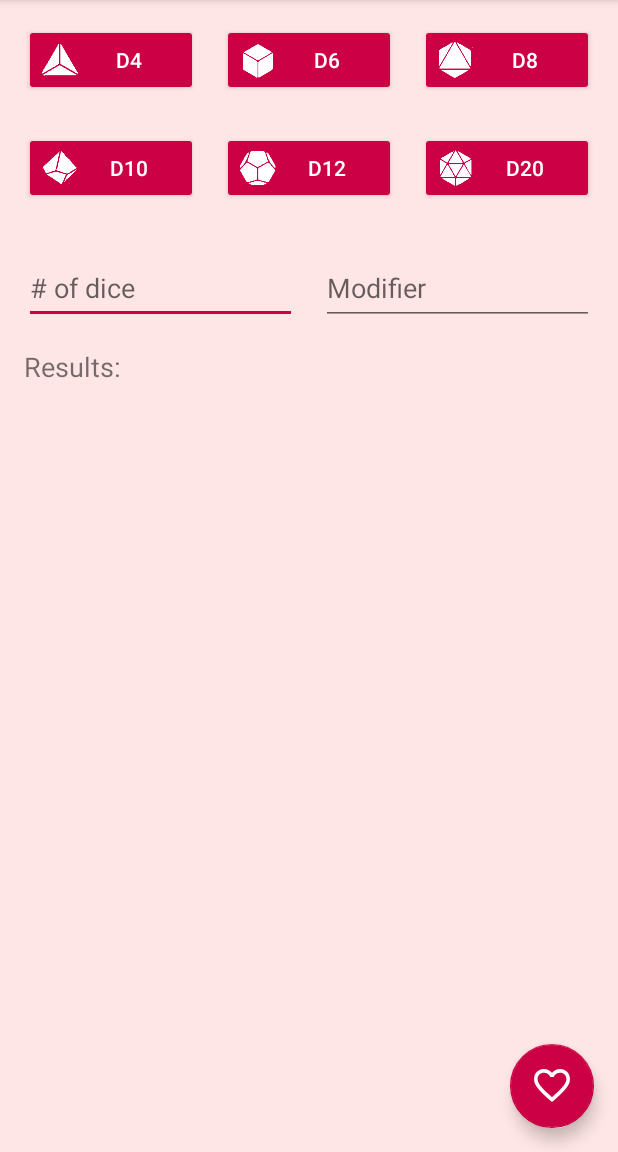
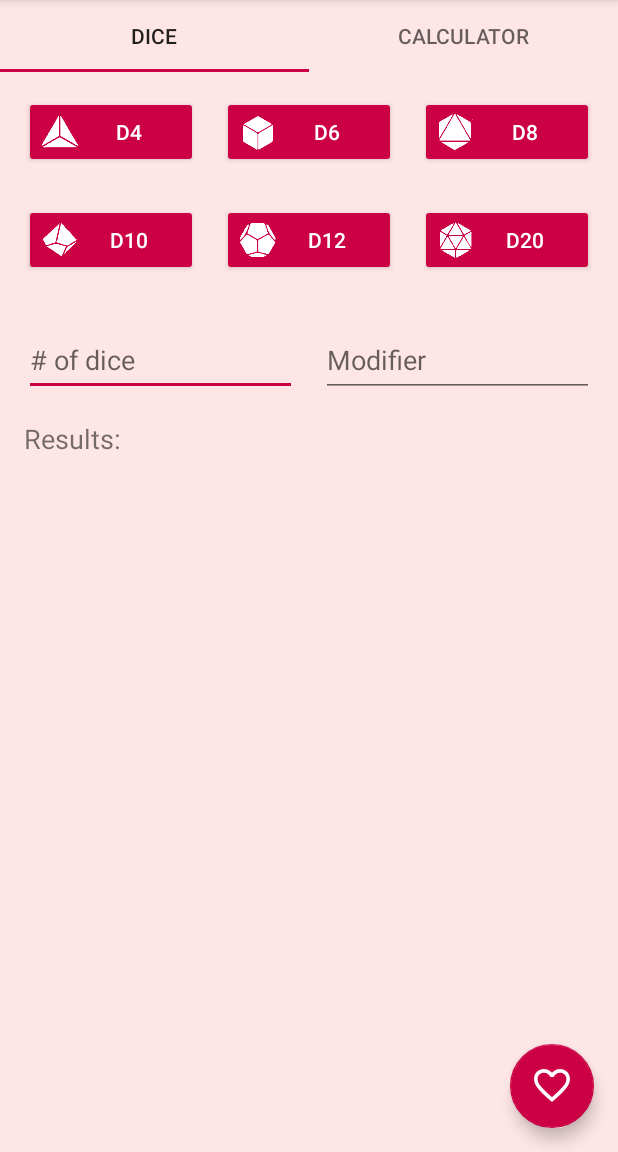
Before and after one commit to 0x65-e/tessera, an Android app: the screen it shows after launch (MainActivity), on a phone screen of 412 x 824 dp, the part 84-1236 px from its top. Run offline under Robolectric (Android 15) with nearby library versions, the phone set to English and light mode, and no system bars.

Commit message:
Added a tab layout to allow for additional expansion

```diff
--- a/app/build.gradle
+++ b/app/build.gradle
@@ -25,6 +25,8 @@ dependencies {
     implementation 'androidx.constraintlayout:constraintlayout:1.1.3'
     implementation 'com.google.android.material:material:1.1.0'
     implementation 'androidx.legacy:legacy-support-v4:1.0.0'
+    implementation 'org.jetbrains:annotations-java5:15.0'
+    implementation 'androidx.viewpager:viewpager:1.0.0'
     testImplementation 'junit:junit:4.12'
     androidTestImplementation 'androidx.test:runner:1.2.0'
     androidTestImplementation 'androidx.test.espresso:espresso-core:3.2.0'
--- a/app/src/main/java/com/arucane/diceroller/MainActivity.java
+++ b/app/src/main/java/com/arucane/diceroller/MainActivity.java
@@ -13,9 +13,12 @@ import android.widget.Toast;
 import androidx.appcompat.app.AppCompatActivity;
 import androidx.appcompat.widget.Toolbar;
 import androidx.preference.PreferenceManager;
+import androidx.viewpager.widget.ViewPager;
 
+import com.arucane.diceroller.fragments.SectionsPagerAdapter;
 import com.google.android.material.floatingactionbutton.FloatingActionButton;
 import com.google.android.material.snackbar.Snackbar;
+import com.google.android.material.tabs.TabLayout;
 
 import java.util.ArrayList;
 import java.util.Arrays;
@@ -33,19 +36,27 @@ public class MainActivity extends AppCompatActivity {
     int customMod = 0;
     String customDiceCode;
 
+    private ViewPager vPager;
+    private TabLayout tabLayout;
+
 
     @Override
     protected void onCreate(Bundle savedInstanceState) {
         super.onCreate(savedInstanceState);
-            setContentView(R.layout.activity_main);
+        setContentView(R.layout.activity_main);
         Toolbar toolbar = findViewById(R.id.toolbar);
         setSupportActionBar(toolbar);
+
+        vPager = findViewById(R.id.pager);
+        tabLayout = findViewById(R.id.tabLayout);
+        vPager.setAdapter(new SectionsPagerAdapter(getSupportFragmentManager()));
+        tabLayout.setupWithViewPager(vPager);
 
         PreferenceManager.setDefaultValues(this, R.xml.preferences, false);
         SharedPreferences sharedPref = PreferenceManager.getDefaultSharedPreferences(this);
         rollHistory = sharedPref.getBoolean(SettingsActivity.ROLL_PREF_SWITCH, false);
         verbose = sharedPref.getBoolean(SettingsActivity.VERBOSE_ROLL_SWITCH, true);
-        if (darkMode ^ sharedPref.getBoolean(SettingsActivity.DARK_MODE_SWITCH, false)) {
+        if (darkMode != sharedPref.getBoolean(SettingsActivity.DARK_MODE_SWITCH, false)) {
             darkMode = sharedPref.getBoolean(SettingsActivity.DARK_MODE_SWITCH, false);
             Toast.makeText(this, "Dark Mode Changed", Toast.LENGTH_SHORT).show();
             switchMode();
@@ -95,7 +106,7 @@ public class MainActivity extends AppCompatActivity {
 
 
 
-        final Button d20 = findViewById(R.id.d20);
+        /*final Button d20 = findViewById(R.id.d20);
         final Button d6 = findViewById(R.id.d6);
         final Button d8 = findViewById(R.id.d8);
         final Button d10 = findViewById(R.id.d10);
@@ -138,7 +149,7 @@ public class MainActivity extends AppCompatActivity {
                     resultsView.setText(out);
                 }
             });
-        }
+        }*/
     }
 
     @Override
--- /dev/null
+++ b/app/src/main/java/com/arucane/diceroller/fragments/CalculatorFragment.java
@@ -0,0 +1,23 @@
+package com.arucane.diceroller.fragments;
+
+import android.os.Bundle;
+import android.view.LayoutInflater;
+import android.view.View;
+import android.view.ViewGroup;
+
+import androidx.annotation.NonNull;
+import androidx.fragment.app.Fragment;
+
+import com.arucane.diceroller.R;
+
+public class CalculatorFragment extends Fragment {
+
+    @Override
+    public View onCreateView(@NonNull LayoutInflater inflater, ViewGroup container, Bundle savedInstanceState) {
+        return inflater.inflate(R.layout.calculator_fragment, container, false);
+    }
+
+    public static Fragment getInstance(int position) {
+        return new CalculatorFragment();
+    }
+}
--- /dev/null
+++ b/app/src/main/java/com/arucane/diceroller/fragments/DiceFragment.java
@@ -0,0 +1,23 @@
+package com.arucane.diceroller.fragments;
+
+import android.os.Bundle;
+import android.view.LayoutInflater;
+import android.view.View;
+import android.view.ViewGroup;
+
+import androidx.annotation.NonNull;
+import androidx.fragment.app.Fragment;
+
+import com.arucane.diceroller.R;
+
+public class DiceFragment extends Fragment {
+
+    @Override
+    public View onCreateView(@NonNull LayoutInflater inflater, ViewGroup container, Bundle savedInstanceState) {
+        return inflater.inflate(R.layout.dice_fragment, container, false);
+    }
+
+    public static Fragment getInstance(int position) {
+        return new DiceFragment();
+    }
+}
--- /dev/null
+++ b/app/src/main/java/com/arucane/diceroller/fragments/SectionsPagerAdapter.java
@@ -0,0 +1,29 @@
+package com.arucane.diceroller.fragments;
+
+import androidx.fragment.app.Fragment;
+import androidx.fragment.app.FragmentManager;
+import androidx.fragment.app.FragmentStatePagerAdapter;
+
+public class SectionsPagerAdapter extends FragmentStatePagerAdapter {
+
+    private String titles[] = {"Dice", "Calculator"};
+
+    public SectionsPagerAdapter(FragmentManager fm) {
+        super(fm, BEHAVIOR_RESUME_ONLY_CURRENT_FRAGMENT); // only the current fragment will be resumed, all other fragments will be stuck at started
+    }
+
+    @Override
+    public Fragment getItem(int position) {
+        if (position == 1) return CalculatorFragment.getInstance(position);
+        return DiceFragment.getInstance(position); // default
+    }
+
+    @Override
+    public int getCount() {
+        return titles.length;
+    }
+
+    public CharSequence getPageTitle(int position) {
+        return titles[position];
+    }
+}
--- a/app/src/main/res/layout/activity_main.xml
+++ b/app/src/main/res/layout/activity_main.xml
@@ -1,5 +1,5 @@
 <?xml version="1.0" encoding="utf-8"?>
-<androidx.coordinatorlayout.widget.CoordinatorLayout xmlns:android="http://schemas.android.com/apk/res/android"
+<androidx.constraintlayout.widget.ConstraintLayout xmlns:android="http://schemas.android.com/apk/res/android"
     xmlns:app="http://schemas.android.com/apk/res-auto"
     xmlns:tools="http://schemas.android.com/tools"
     android:layout_width="match_parent"
@@ -9,6 +9,8 @@
     <com.google.android.material.appbar.AppBarLayout
         android:layout_width="match_parent"
         android:layout_height="wrap_content"
+        android:id="@+id/appBar"
+        app:layout_constraintTop_toTopOf="parent"
         android:theme="@style/AppThemeRed.AppBarOverlay">
 
         <androidx.appcompat.widget.Toolbar
@@ -20,14 +22,28 @@
 
     </com.google.android.material.appbar.AppBarLayout>
 
-    <include layout="@layout/content_main" />
+    <com.google.android.material.tabs.TabLayout
+        android:layout_width="match_parent"
+        android:layout_height="wrap_content"
+        android:id="@+id/tabLayout"
+        app:layout_constraintTop_toBottomOf="@id/appBar" />
+
+    <!--<include layout="@layout/dice_fragment" />-->
+    <androidx.viewpager.widget.ViewPager
+        android:id="@+id/pager"
+        app:layout_constraintTop_toBottomOf="@id/tabLayout"
+        app:layout_constraintBottom_toBottomOf="parent"
+        android:layout_width="match_parent"
+        android:layout_height="0dp" />
 
     <com.google.android.material.floatingactionbutton.FloatingActionButton
         android:id="@+id/fab"
         android:layout_width="wrap_content"
         android:layout_height="wrap_content"
         android:layout_gravity="bottom|end"
+        app:layout_constraintBottom_toBottomOf="parent"
+        app:layout_constraintRight_toRightOf="parent"
         android:layout_margin="@dimen/fab_margin"
         android:src="@drawable/heart" />
 
-</androidx.coordinatorlayout.widget.CoordinatorLayout>
+</androidx.constraintlayout.widget.ConstraintLayout>
--- /dev/null
+++ b/app/src/main/res/layout/calculator_fragment.xml
@@ -0,0 +1,12 @@
+<?xml version="1.0" encoding="utf-8"?>
+<androidx.constraintlayout.widget.ConstraintLayout
+    xmlns:android="http://schemas.android.com/apk/res/android"
+    android:layout_width="match_parent"
+    android:layout_height="match_parent" >
+
+    <TextView
+        android:layout_width="match_parent"
+        android:layout_height="match_parent"
+        android:text="@string/test" />
+
+</androidx.constraintlayout.widget.ConstraintLayout>
--- a/app/src/main/res/layout/content_main.xml
+++ b/app/src/main/res/layout/dice_fragment.xml
@@ -3,10 +3,7 @@
     xmlns:app="http://schemas.android.com/apk/res-auto"
     xmlns:tools="http://schemas.android.com/tools"
     android:layout_width="match_parent"
-    android:layout_height="match_parent"
-    app:layout_behavior="@string/appbar_scrolling_view_behavior"
-    tools:context=".MainActivity"
-    tools:showIn="@layout/activity_main">
+    android:layout_height="match_parent">
 
     <Button style="@style/Widget.AppCompat.Button.Colored"
         android:id="@+id/d4"
@@ -20,7 +17,8 @@
         app:layout_constraintHorizontal_bias="0.5"
         app:layout_constraintStart_toStartOf="parent"
         app:layout_constraintTop_toTopOf="parent"
-        android:drawableLeft="@drawable/tetrahedron_small"/>
+        android:drawableLeft="@drawable/tetrahedron_small"
+        android:drawableStart="@drawable/tetrahedron_small" />
 
     <Button style="@style/Widget.AppCompat.Button.Colored"
         android:id="@+id/d6"
@@ -33,7 +31,8 @@
         app:layout_constraintEnd_toStartOf="@+id/d8"
         app:layout_constraintHorizontal_bias="0.5"
         app:layout_constraintStart_toEndOf="@+id/d4"
-        android:drawableLeft="@drawable/cube_small" />
+        android:drawableLeft="@drawable/cube_small"
+        android:drawableStart="@drawable/cube_small" />
 
     <Button style="@style/Widget.AppCompat.Button.Colored"
         android:id="@+id/d8"
@@ -48,7 +47,8 @@
         app:layout_constraintEnd_toEndOf="parent"
         app:layout_constraintHorizontal_bias="0.5"
         app:layout_constraintStart_toEndOf="@+id/d6"
-        android:drawableLeft="@drawable/octahedron_small"/>
+        android:drawableLeft="@drawable/octahedron_small"
+        android:drawableStart="@drawable/octahedron_small" />
 
     <Button style="@style/Widget.AppCompat.Button.Colored"
         android:id="@+id/d10"
@@ -62,7 +62,8 @@
         app:layout_constraintHorizontal_bias="0.5"
         app:layout_constraintStart_toStartOf="parent"
         app:layout_constraintTop_toBottomOf="@+id/d4"
-        android:drawableLeft="@drawable/pent_trapez_small"/>
+        android:drawableLeft="@drawable/pent_trapez_small"
+        android:drawableStart="@drawable/pent_trapez_small" />
 
     <Button style="@style/Widget.AppCompat.Button.Colored"
         android:id="@+id/d12"
@@ -75,7 +76,8 @@
         app:layout_constraintEnd_toStartOf="@+id/d20"
         app:layout_constraintHorizontal_bias="0.5"
         app:layout_constraintStart_toEndOf="@+id/d10"
-        android:drawableLeft="@drawable/dodecahedron_small"/>
+        android:drawableLeft="@drawable/dodecahedron_small"
+        android:drawableStart="@drawable/dodecahedron_small" />
 
     <Button style="@style/Widget.AppCompat.Button.Colored"
         android:id="@+id/d20"
@@ -91,7 +93,8 @@
         app:layout_constraintHorizontal_bias="0.5"
         app:layout_constraintStart_toEndOf="@+id/d12"
         tools:text="@string/d20"
-        android:drawableLeft="@drawable/icosahedron_small"/>
+        android:drawableLeft="@drawable/icosahedron_small"
+        android:drawableStart="@drawable/icosahedron_small" />
 
     <TextView
         android:id="@+id/results"
@@ -124,7 +127,8 @@
         app:layout_constraintEnd_toStartOf="@+id/modifier"
         app:layout_constraintHorizontal_bias="0.5"
         app:layout_constraintStart_toStartOf="parent"
-        app:layout_constraintTop_toBottomOf="@+id/d10" />
+        app:layout_constraintTop_toBottomOf="@+id/d10"
+        android:importantForAutofill="no" />
 
     <EditText
         android:id="@+id/modifier"
@@ -141,6 +145,7 @@
         app:layout_constraintBaseline_toBaselineOf="@+id/numDice"
         app:layout_constraintEnd_toEndOf="parent"
         app:layout_constraintHorizontal_bias="0.5"
-        app:layout_constraintStart_toEndOf="@+id/numDice" />
+        app:layout_constraintStart_toEndOf="@+id/numDice"
+        android:importantForAutofill="no"/>
 
 </androidx.constraintlayout.widget.ConstraintLayout>
--- a/app/src/main/res/values/strings.xml
+++ b/app/src/main/res/values/strings.xml
@@ -37,6 +37,8 @@
     <string name="red_theme_summary">Using Raspberry Theme</string>
     <string name="dark_theme_summary">Using Dark Theme</string>
 
+    <string name="test">TEST FRAGMENT STRING</string>
+
     <string name="title_activity_overall_settings">Settings</string>
 
 </resources>
```
